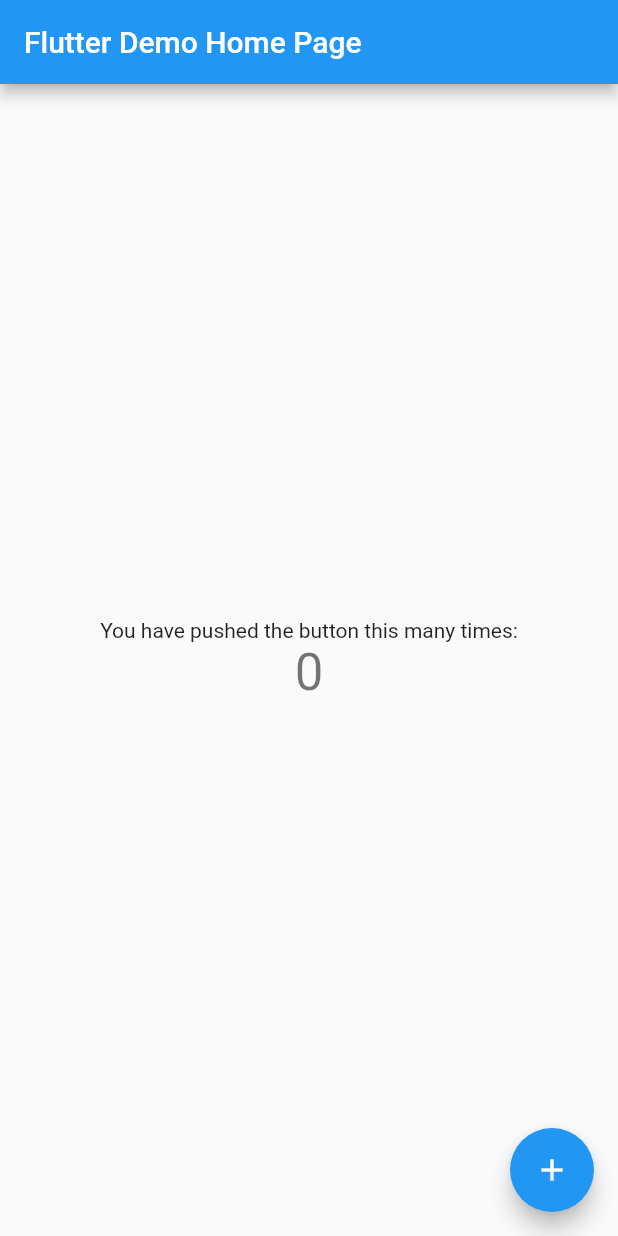
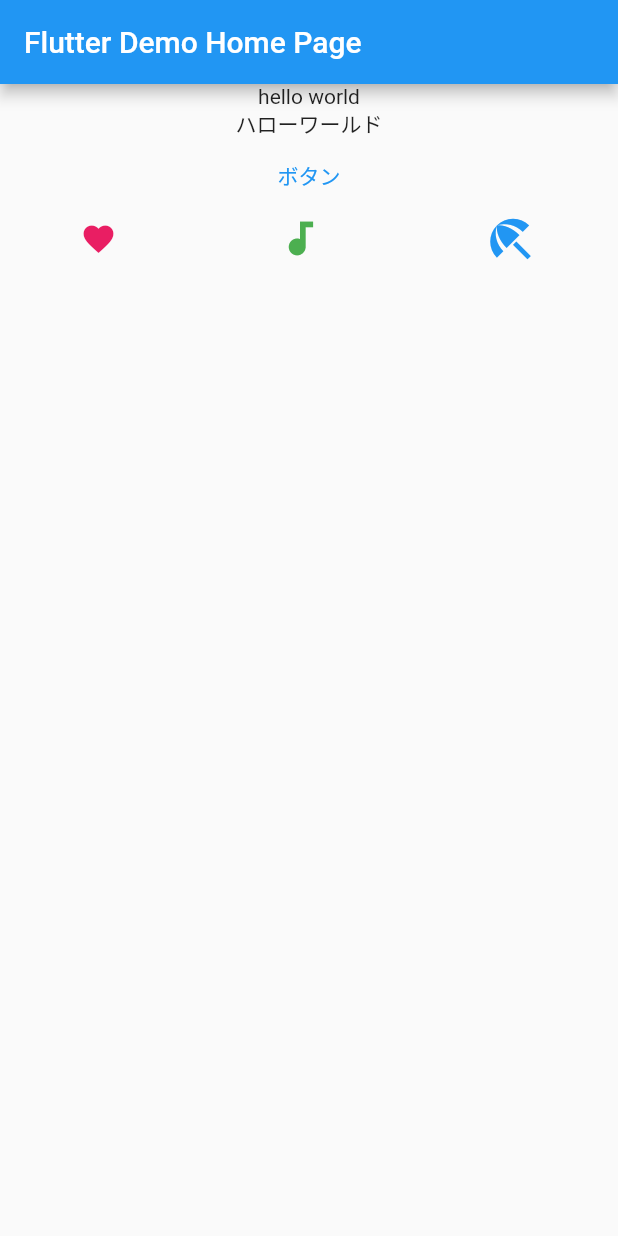
Before and after one commit to kyong0612/hello-flutter, a Flutter app: the screen it shows after launch, on a phone screen of 412 x 824 dp. Run offline on Flutter 3.47's test engine with Material 2 defaults, Android fonts, the phone set to English and light mode, and no system bars.

Commit message:
feat: UI

```diff
--- a/helloworld/lib/main.dart
+++ b/helloworld/lib/main.dart
@@ -64,53 +64,40 @@ class _MyHomePageState extends State<MyHomePage> {
 
   @override
   Widget build(BuildContext context) {
-    // This method is rerun every time setState is called, for instance as done
-    // by the _incrementCounter method above.
-    //
-    // The Flutter framework has been optimized to make rerunning build methods
-    // fast, so that you can just rebuild anything that needs updating rather
-    // than having to individually change instances of widgets.
     return Scaffold(
       appBar: AppBar(
-        // Here we take the value from the MyHomePage object that was created by
-        // the App.build method, and use it to set our appbar title.
         title: Text(widget.title),
       ),
-      body: Center(
-        // Center is a layout widget. It takes a single child and positions it
-        // in the middle of the parent.
-        child: Column(
-          // Column is also a layout widget. It takes a list of children and
-          // arranges them vertically. By default, it sizes itself to fit its
-          // children horizontally, and tries to be as tall as its parent.
-          //
-          // Invoke "debug painting" (press "p" in the console, choose the
-          // "Toggle Debug Paint" action from the Flutter Inspector in Android
-          // Studio, or the "Toggle Debug Paint" command in Visual Studio Code)
-          // to see the wireframe for each widget.
-          //
-          // Column has various properties to control how it sizes itself and
-          // how it positions its children. Here we use mainAxisAlignment to
-          // center the children vertically; the main axis here is the vertical
-          // axis because Columns are vertical (the cross axis would be
-          // horizontal).
-          mainAxisAlignment: MainAxisAlignment.center,
-          children: <Widget>[
-            const Text(
-              'You have pushed the button this many times:',
-            ),
-            Text(
-              '$_counter',
-              style: Theme.of(context).textTheme.headlineMedium,
-            ),
-          ],
-        ),
+      body: Column(
+        children: [
+          const Text('hello world'),
+          const Text('ハローワールド'),
+          TextButton(
+            onPressed: () => {print('ボタンが押された！')},
+            child: const Text('ボタン'),
+          ),
+          Row(
+              // MainAxisAlignment.spaceAroundは列の要素を等間隔で配置する
+              mainAxisAlignment: MainAxisAlignment.spaceAround,
+              children: const [
+                Icon(
+                  Icons.favorite,
+                  color: Colors.pink,
+                  size: 24.0,
+                ),
+                Icon(
+                  Icons.audiotrack,
+                  color: Colors.green,
+                  size: 30.0,
+                ),
+                Icon(
+                  Icons.beach_access,
+                  color: Colors.blue,
+                  size: 36.0,
+                ),
+              ]),
+        ],
       ),
-      floatingActionButton: FloatingActionButton(
-        onPressed: _incrementCounter,
-        tooltip: 'Increment',
-        child: const Icon(Icons.add),
-      ), // This trailing comma makes auto-formatting nicer for build methods.
     );
   }
 }
```
